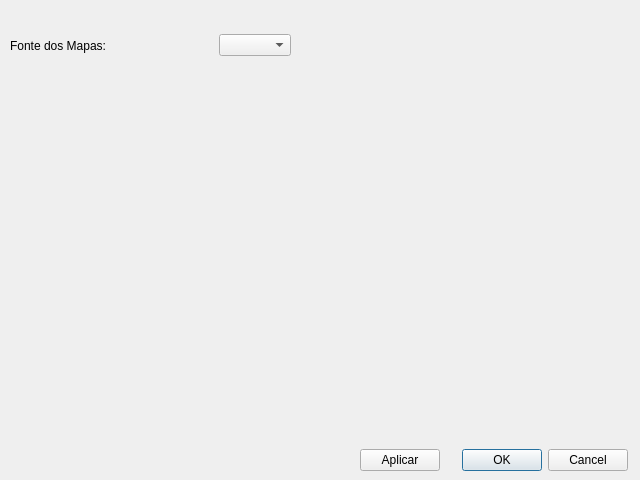
matheusfillipe/ganec, file src/main/python/ui/dialogs/settingsDialog.ui: the form before one commit.
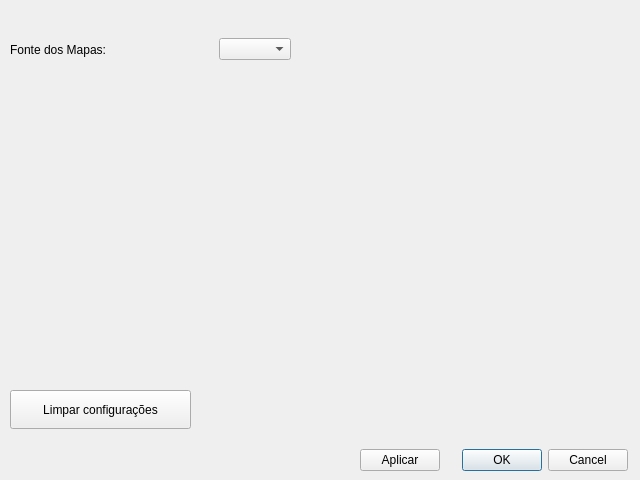
The form after the commit.

What changed in the file:
```diff
--- a/src/main/python/ui/dialogs/settingsDialog.ui
+++ b/src/main/python/ui/dialogs/settingsDialog.ui
@@ -13,13 +13,13 @@
   <property name="windowTitle">
    <string>Dialog</string>
   </property>
-  <widget class="QWidget" name="">
+  <widget class="QWidget" name="layoutWidget">
    <property name="geometry">
     <rect>
      <x>10</x>
      <y>30</y>
      <width>281</width>
-     <height>31</height>
+     <height>39</height>
     </rect>
    </property>
    <layout class="QHBoxLayout" name="horizontalLayout">
@@ -48,7 +48,7 @@
     </item>
    </layout>
   </widget>
-  <widget class="QWidget" name="">
+  <widget class="QWidget" name="layoutWidget">
    <property name="geometry">
     <rect>
      <x>360</x>
@@ -77,6 +77,19 @@
     </item>
    </layout>
   </widget>
+  <widget class="QPushButton" name="cleanDbButton">
+   <property name="geometry">
+    <rect>
+     <x>10</x>
+     <y>390</y>
+     <width>181</width>
+     <height>39</height>
+    </rect>
+   </property>
+   <property name="text">
+    <string>Limpar configurações</string>
+   </property>
+  </widget>
  </widget>
  <resources/>
  <connections>
```
